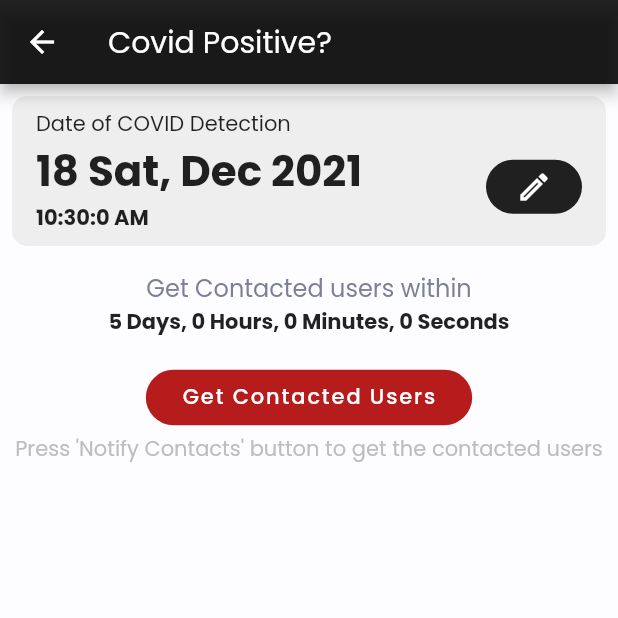
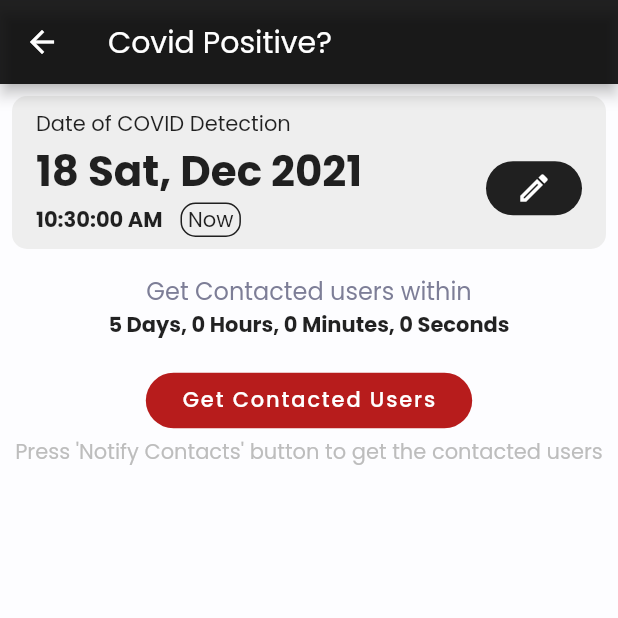
Before and after one commit to anjuchamantha/COVID19-Bubble-Detector, a Flutter app: the DetectCovidPage screen opened by its route, on a phone screen of 412 x 824 dp, the top half of it. Run offline on Flutter 3.47's test engine with Material 2 defaults, Android fonts, the phone set to English and light mode, and no system bars; our stand-ins replace cloud_firestore, firebase_auth, firebase_core, firebase_messaging, flutter_bluetooth_serial, flutter_datetime_picker and 4 more; missing offline and left inert: flutter_beacon, flutter_picker; accounts and stored records are empty; statements that could not run were skipped.

Commit message:
Date.now bug fix

```diff
--- a/bubble_detector/lib/controllers/database_controllers/covid_controller.dart
+++ b/bubble_detector/lib/controllers/database_controllers/covid_controller.dart
@@ -26,8 +26,8 @@ class CovidController extends GetxController {
   }
 
   updateDuration(List<dynamic> durations) {
-    dateSelected.value = DateTime.now();
-    dateSelected.refresh();
+    // dateSelected.value = DateTime.now();
+    // dateSelected.refresh();
     daysDuration.value = durations[0];
     hrsDuration.value = durations[1];
     minDuration.value = durations[2];
@@ -36,10 +36,8 @@ class CovidController extends GetxController {
 
   getContactedUsers() async {
     isLoading.value = true;
-    // contactedUsers.value = [];
-    // contactedUsers.refresh();
-    dateSelected.value = DateTime.now();
-    dateSelected.refresh();
+    // dateSelected.value = DateTime.now();
+    // dateSelected.refresh();
     directcontactedUsers.clear();
     print("CONTACTS INIT : ${directcontactedUsers.length}");
     // DateTime bef_ = dateSelected.value.
@@ -83,7 +81,7 @@ class CovidController extends GetxController {
           .collection('users')
           .where('phone', isEqualTo: res['user'])
           .get();
-      print("FIREBASE USER");
+      // print("FIREBASE USER");
 
       print(user.docs[0].data());
       u.updateUserData(user.docs[0]['name'], user.docs[0]['id'],
--- a/bubble_detector/lib/views/pages/Covid/detect_covid_page.dart
+++ b/bubble_detector/lib/views/pages/Covid/detect_covid_page.dart
@@ -153,7 +153,7 @@ class DetectCovidPage extends StatelessWidget {
                 ),
                 Divider(),
                 Container(
-                  height: MediaQuery.of(context).size.height - 470,
+                  height: MediaQuery.of(context).size.height - 475,
                   child: ListView.builder(
                     shrinkWrap: true,
                     itemCount: contactedUsersCount,
@@ -262,14 +262,16 @@ class DetectCovidPage extends StatelessWidget {
             var dateSelec = covidController.dateSelected.value;
             String formattedDate =
                 DateFormat('d EEE, MMM yyyy').format(dateSelec);
-            String formattedDTime = DateFormat('h:m:s a').format(dateSelec);
+            String formattedTime = DateFormat('hh:mm:ss a').format(dateSelec);
             return Column(
               children: [
                 Row(
                   children: [
-                    Text(
+                    Expanded(
+                      child: Text(
                         "Date of COVID Detection",
                         style: TextStyle(fontSize: 14, color: Colors.black87),
+                      ),
                     ),
                   ],
                 ),
@@ -289,13 +291,36 @@ class DetectCovidPage extends StatelessWidget {
                                 fontWeight: FontWeight.bold,
                               ),
                             ),
+                            Row(
+                              children: [
                                 Text(
-                              "$formattedDTime",
+                                  "$formattedTime",
                                   style: TextStyle(
                                     color: Colors.black87,
                                     fontSize: 14,
                                     fontWeight: FontWeight.bold,
                                   ),
+                                ),
+                                SizedBox(width: 12),
+                                GestureDetector(
+                                  onTap: () {
+                                    covidController.dateSelected.value =
+                                        DateTime.now();
+                                  },
+                                  child: Container(
+                                    padding: EdgeInsets.fromLTRB(4, 0, 4, 0),
+                                    decoration: BoxDecoration(
+                                        // color: Colors.amber,
+                                        borderRadius: BorderRadius.circular(10),
+                                        border:
+                                            Border.all(color: Colors.black87)),
+                                    child: Text(
+                                      "Now",
+                                      style: TextStyle(color: Colors.black87),
+                                    ),
+                                  ),
+                                ),
+                              ],
                             ),
                           ],
                         ),
```
Lines whose indentation alone changed are shown as unchanged.
